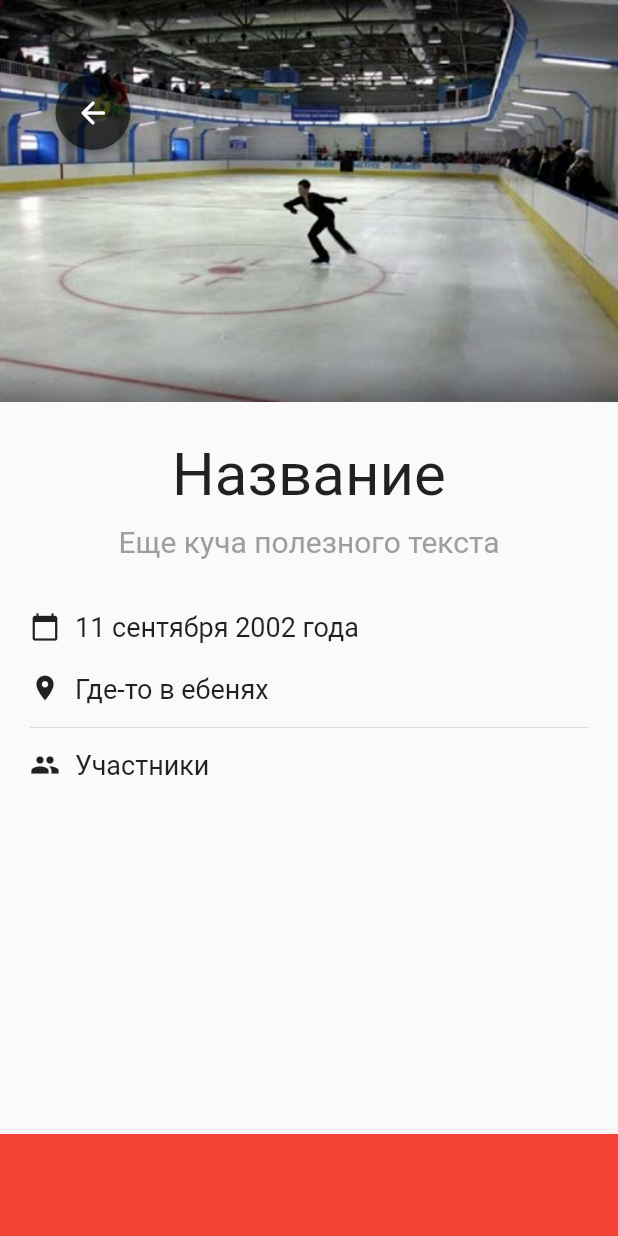
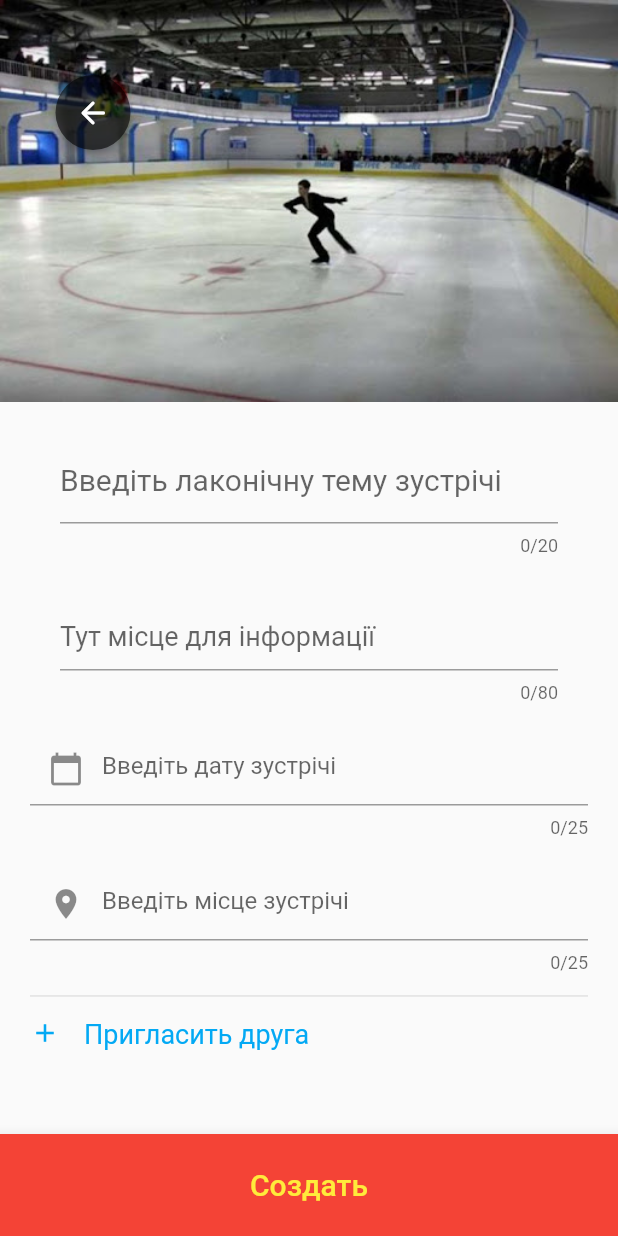
Before and after one commit to Leshachok/MeetingApp, a Flutter app: the screen it shows after launch, after a tap on the "add" icon, on a phone screen of 412 x 824 dp. Run offline on Flutter 3.47's test engine with Material 2 defaults, Android fonts, the phone set to English and light mode, and no system bars; our stand-ins replace fluttertoast, shared_preferences; missing offline and left inert: shared_preferences_web; network calls fail.

Commit message:
saving events

```diff
--- a/meeting_app/lib/main.dart
+++ b/meeting_app/lib/main.dart
@@ -1,5 +1,8 @@
 import 'package:flutter/material.dart';
 import 'package:meeting_app/screens/main_screen.dart';
+import 'package:provider/provider.dart';
+
+import 'model/event_model.dart';
 
 void main() {
   runApp(MeetingApp());
@@ -13,13 +16,16 @@ class MeetingApp extends StatefulWidget {
 class _MeetingAppState extends State<MeetingApp> {
   @override
   Widget build(BuildContext context) {
-    return MaterialApp(
-      title: 'Meeting App',
-      debugShowCheckedModeBanner: false,
-      theme: ThemeData(
-        primaryColor: Colors.red
+    return ChangeNotifierProvider(
+      create: (_) => EventModel(),
+      child: MaterialApp(
+        title: 'Meeting App',
+        debugShowCheckedModeBanner: false,
+        theme: ThemeData(
+          primaryColor: Colors.red
+        ),
+        home: MainScreen(),
       ),
-      home: MainScreen(),
     );
   }
 }
--- /dev/null
+++ b/meeting_app/lib/model/event.dart
@@ -0,0 +1,11 @@
+
+class Event{
+
+  String title;
+  String description;
+  String date;
+  String location;
+
+  Event(this.title, this.description, this.date, this.location);
+
+}
--- /dev/null
+++ b/meeting_app/lib/model/event_model.dart
@@ -0,0 +1,25 @@
+
+import 'package:flutter/cupertino.dart';
+import 'event.dart';
+
+class EventModel with ChangeNotifier{
+
+  List<Event> _events = [];
+
+  EventModel();
+
+  void addEvent(Event event){
+    _events.add(event);
+    print(_events);
+    notifyListeners();
+  }
+
+  Event getEvent(int position){
+    return _events[position];
+  }
+
+  List<Event> getEvents(){
+    return _events;
+  }
+
+}
--- a/meeting_app/lib/screens/event_add_screen.dart
+++ b/meeting_app/lib/screens/event_add_screen.dart
@@ -1,9 +1,8 @@
-
-import 'dart:convert';
 
 import 'package:flutter/material.dart';
-import 'package:flutter/services.dart';
-import 'package:meeting_app/model/user.dart';
+import 'package:meeting_app/model/event.dart';
+import 'package:meeting_app/model/event_model.dart';
+import 'package:provider/provider.dart';
 
 class EventAddScreen extends StatefulWidget {
   @override
@@ -12,32 +11,20 @@ class EventAddScreen extends StatefulWidget {
 
 class _EventAddScreenState extends State<EventAddScreen> {
 
-  List<Widget> widgets = [];
-  List<User> users = [];
-
+  late String title;
+  late String description;
+  late String date;
+  late String location;
 
   @override
   void initState() {
     super.initState();
-    getJsonFromFile();
-  }
-
-  void getJsonFromFile() async{
-    String json = await rootBundle.loadString('lib/users.json');
-    var list = (jsonDecode(json) as List<dynamic>);
-    list.forEach((element) {
-      users.add(User.fromJson(element));
-    });
-    for(var i = 0; i < users.length; i++ ){
-      widgets.add(getRow(i));
-    }
-    setState(() {});
-
   }
 
   @override
   Widget build(BuildContext context) {
     return Scaffold(
+        resizeToAvoidBottomInset: false,
         body: Column(
           children:[
             Stack(
@@ -47,7 +34,7 @@ class _EventAddScreenState extends State<EventAddScreen> {
                     top: 50,
                     left: 30,
                     child: ElevatedButton(
-                      onPressed: (){},
+                      onPressed: onBackButtonPressed,
                       child: const Icon(Icons.arrow_back_rounded),
                       style: ElevatedButton.styleFrom(
                           shape: CircleBorder(),
@@ -59,25 +46,41 @@ class _EventAddScreenState extends State<EventAddScreen> {
                 ]
             ),
             Container(
-              margin: const EdgeInsets.symmetric(horizontal: 40, vertical: 20),
+              margin: const EdgeInsets.symmetric(horizontal: 40, vertical: 5),
               child: Center(
                   child: Column(
                     children: [
                       Container(
                         padding: EdgeInsets.symmetric(vertical: 5),
-                        child: const Text(
-                          'Название',
-                          style: TextStyle(
+                        child: TextField(
+                          maxLength: 20,
+                          onChanged: (text){
+                            title = text;
+                          },
+                          decoration: const InputDecoration(
+                              hintText: 'Введіть лаконічну тему зустрічі',
+                              hintStyle: TextStyle(
+                                fontSize: 20
+                              )
+                          ),
+                          style: const TextStyle(
                             fontSize: 40
                           ),
                         ),
                       ),
                       Container(
                         padding: EdgeInsets.symmetric(vertical: 5),
-                        child: const Text(
-                          'Еще куча полезного текста',
-                          style: TextStyle(
-                              fontSize: 20,
+                        child: TextField(
+                          maxLength: 80,
+                          maxLines: 2,
+                          onChanged: (text){
+                            description = text;
+                          },
+                          decoration: const InputDecoration(
+                              hintText: '\nТут місце для інформації',
+                          ),
+                          style: const TextStyle(
+                              fontSize: 18,
                               color: Colors.grey
                           ),
                         ),
@@ -88,46 +91,31 @@ class _EventAddScreenState extends State<EventAddScreen> {
             ),
             Container(
               margin: EdgeInsets.symmetric(horizontal: 20, vertical: 10),
-              child: Row(
-                crossAxisAlignment: CrossAxisAlignment.start,
-                children: [
-                  const Icon(
-                    Icons.calendar_today,
-                    size: 20,
-                  ),
-                  Container(
-                      padding: const EdgeInsets.only(left: 10),
-                      child: const Text(
-                        '11 сентября 2002 года',
-                        style: TextStyle(
-                            fontSize: 18
+              // ignore: prefer_const_constructors
+              child: TextField(
+                maxLength: 25,
+                onChanged: (text){
+                  date = text;
+                },
+                decoration: const InputDecoration(
+                  prefixIcon: Icon(Icons.calendar_today),
+                  hintText: 'Введіть дату зустрічі'
                 ),
               )
-                  )
-                ],
-              ),
             ),
 
             Container(
               margin: EdgeInsets.symmetric(horizontal: 20, vertical: 10),
-              child: Row(
-                crossAxisAlignment: CrossAxisAlignment.start,
-                children: [
-                  const Icon(
-                    Icons.place,
-                    size: 20,
-                  ),
-                  Container(
-                      padding: const EdgeInsets.only(left: 10),
-                      child: const Text(
-                        'Где-то в ебенях',
-                        style: TextStyle(
-                            fontSize: 18
+                child: TextField(
+                  maxLength: 25,
+                  onChanged: (text){
+                    location = text;
+                  },
+                  decoration: const InputDecoration(
+                      prefixIcon: Icon(Icons.place),
+                      hintText: 'Введіть місце зустрічі'
                   ),
                 )
-                  )
-                ],
-              ),
             ),
             Container(
               margin: EdgeInsets.symmetric(horizontal: 20),
@@ -142,33 +130,21 @@ class _EventAddScreenState extends State<EventAddScreen> {
                   crossAxisAlignment: CrossAxisAlignment.start,
                   children: [
                     const Icon(
-                    Icons.people,
+                      Icons.add,
                       size: 20,
+                      color: Colors.lightBlue,
                     ),
                     Container(
-                      padding: const EdgeInsets.only(left: 10),
+                        padding: const EdgeInsets.only(left: 16),
                         child: const Text(
-                        'Участники',
+                          'Пригласить друга',
                           style: TextStyle(
-                            fontSize: 18
+                                fontSize: 18,
+                                color: Colors.lightBlue
                           ),
                         )
                     )
                   ],
-              ),
-            ),
-            Container(
-                margin: EdgeInsets.symmetric(horizontal: 20, vertical: 10),
-                child: SizedBox(
-                  height: 200,
-                  child: MediaQuery.removePadding(
-                    context: context,
-                    removeTop: true,
-                    child: ListView(
-                      children: widgets,
-                      physics: BouncingScrollPhysics(),
-                    ),
-                  ),
                 )
             )
           ],
@@ -178,16 +154,16 @@ class _EventAddScreenState extends State<EventAddScreen> {
           child: Container(
             margin: const EdgeInsets.symmetric(vertical: 10),
             child: TextButton(
-              onPressed: (){},
+              onPressed: onCreateButtonPressed,
               style: const ButtonStyle(
                   splashFactory: NoSplash.splashFactory
               ),
               child: const Text(
-                '',
+                'Создать',
                 textAlign: TextAlign.center,
                 style: TextStyle(
                     fontSize: 20,
-                    color: Colors.black
+                    color: Colors.yellow
                 ),
               ),
             ),
@@ -196,56 +172,13 @@ class _EventAddScreenState extends State<EventAddScreen> {
     );
   }
 
-  Widget getRow(int position) {
-    return Container(
-      padding: EdgeInsets.symmetric(vertical: 12),
-      child: Row(
-          mainAxisAlignment: MainAxisAlignment.spaceBetween,
-          children:[
-            Container(
-              child: Row(
-                // ignore: prefer_const_literals_to_create_immutables
-                children: [
-                  Icon(
-                    Icons.camera_alt,
-                    size: 25,
-                  ),
-                  Container(
-                    padding: EdgeInsets.only(left: 10),
-                    child: Text(
-                      users[position].name,
-                      style: TextStyle(
-                          fontSize: 18
-                      ),
-                    ),
-                  )
-                ],
-              ),
-            ),
-            getStatus(position)
-          ]
-      ),
-    );
+  void onBackButtonPressed() => Navigator.pop(context);
+
+  void onCreateButtonPressed(){
+      Event newEvent = Event(title, description, date, location);
+      var model = context.read<EventModel>();
+      model.addEvent(newEvent);
+      Navigator.pop(context);
   }
 
-  getStatus(int pos){
-    Color textColor = users[pos].status == 0 ? Colors.red : users[pos].status == 1 ? Colors.green : Colors.blue;
-    Color backColor = textColor.withAlpha(50);
-    String text = users[pos].status == 0 ? "Слился" : users[pos].status == 1 ? "Будет" : "Зачинщик";
-
-    return Container(
-      decoration: BoxDecoration(
-          borderRadius: BorderRadius.all(Radius.circular(12)),
-          color: backColor
-      ),
-      padding: EdgeInsets.symmetric(horizontal: 13, vertical: 4),
-      child: Text(
-        text,
-        style: TextStyle(
-            color: textColor,
-            fontSize: 18
-        ),
-      ),
-    );
 }
-}
--- a/meeting_app/lib/screens/main_screen.dart
+++ b/meeting_app/lib/screens/main_screen.dart
@@ -1,7 +1,10 @@
 import 'package:flutter/cupertino.dart';
 import 'package:flutter/material.dart';
 import 'package:flutter/rendering.dart';
+import 'package:meeting_app/model/event.dart';
+import 'package:meeting_app/model/event_model.dart';
 import 'package:meeting_app/screens/event_add_screen.dart';
+import 'package:provider/provider.dart';
 
 class MainScreen extends StatefulWidget {
   @override
@@ -13,7 +16,36 @@ class _MainScreenState extends State<MainScreen> {
   @override
   Widget build(BuildContext context) {
     return Scaffold(
-      body: Text(''),
+        body: Container(
+          margin: EdgeInsets.only(left: 16, right: 16, top: 60),
+          child: Column(
+            // ignore: prefer_const_literals_to_create_immutables
+            children: [
+              const Text(
+                'Предстоящие встречи',
+                style: TextStyle(
+                  fontSize: 24,
+                  fontWeight: FontWeight.bold
+                ),
+              ),
+              SizedBox(
+                height: 600,
+
+                child: Consumer<EventModel>(
+                    builder: (context, model, child){
+                      print('notified');
+                      return ListView.builder(
+                          itemCount: model.getEvents().length,
+                          itemBuilder: (context, position){
+                            return getRow(model.getEvent(position));
+                          }
+                      );
+                    }
+                ),
+              )
+            ],
+          )
+        ),
         bottomNavigationBar: BottomAppBar(
           color: Colors.red,
           child: Container(
@@ -56,4 +88,17 @@ class _MainScreenState extends State<MainScreen> {
     ));
   }
 
+  Widget getRow(Event event) {
+    String title = event.title;
+
+    return Card(
+      child: Text(
+          title,
+          style: const TextStyle(
+            fontSize: 30
+          ),
+      ),
+    );
   }
+
+}
--- a/meeting_app/pubspec.yaml
+++ b/meeting_app/pubspec.yaml
@@ -34,6 +34,7 @@ dependencies:
   # The following adds the Cupertino Icons font to your application.
   # Use with the CupertinoIcons class for iOS style icons.
   cupertino_icons: ^1.0.2
+  provider: ^5.0.0
 
 dev_dependencies:
   flutter_test:
```
Also changed, not shown: meeting_app/lib/screens/event_info_screen.dart (added, +253 -0 lines), meeting_app/pubspec.lock. Lines whose indentation alone changed are shown as unchanged.
